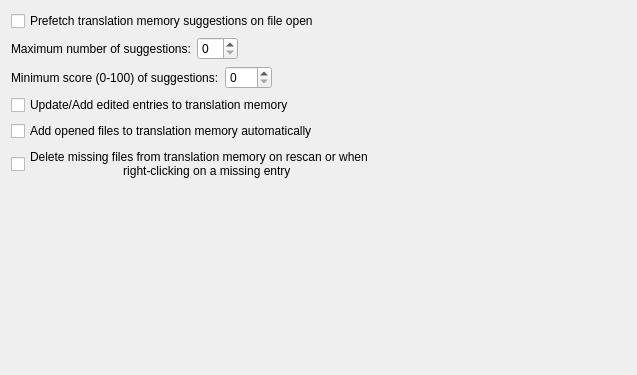
Before: the Qt Designer form src/prefs/prefs_tm.ui in KDE/lokalize, drawn with Qt 5.
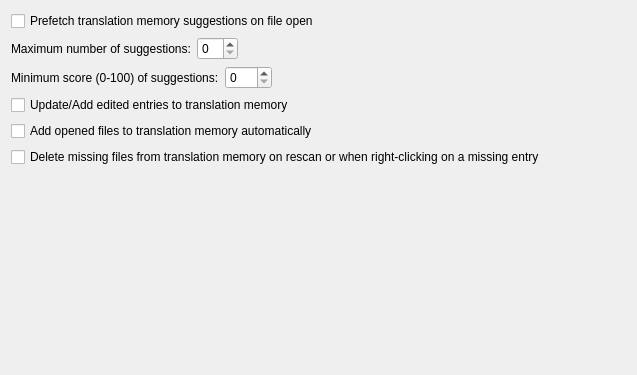
After: the same form once the commit is applied.

The edit to the form file:
```diff
--- a/src/prefs/prefs_tm.ui
+++ b/src/prefs/prefs_tm.ui
@@ -152,8 +152,7 @@
             <item row="5" column="0">
                 <widget class="QCheckBox" name="kcfg_DeleteFromTMOnMissing">
                     <property name="text">
-                        <string>Delete missing files from translation memory on rescan or when
-                            right-clicking on a missing entry</string>
+                        <string>Delete missing files from translation memory on rescan or when right-clicking on a missing entry</string>
                     </property>
                 </widget>
             </item>
```
Left out of the diff: 9 changed lines with no effect on the pictures.
